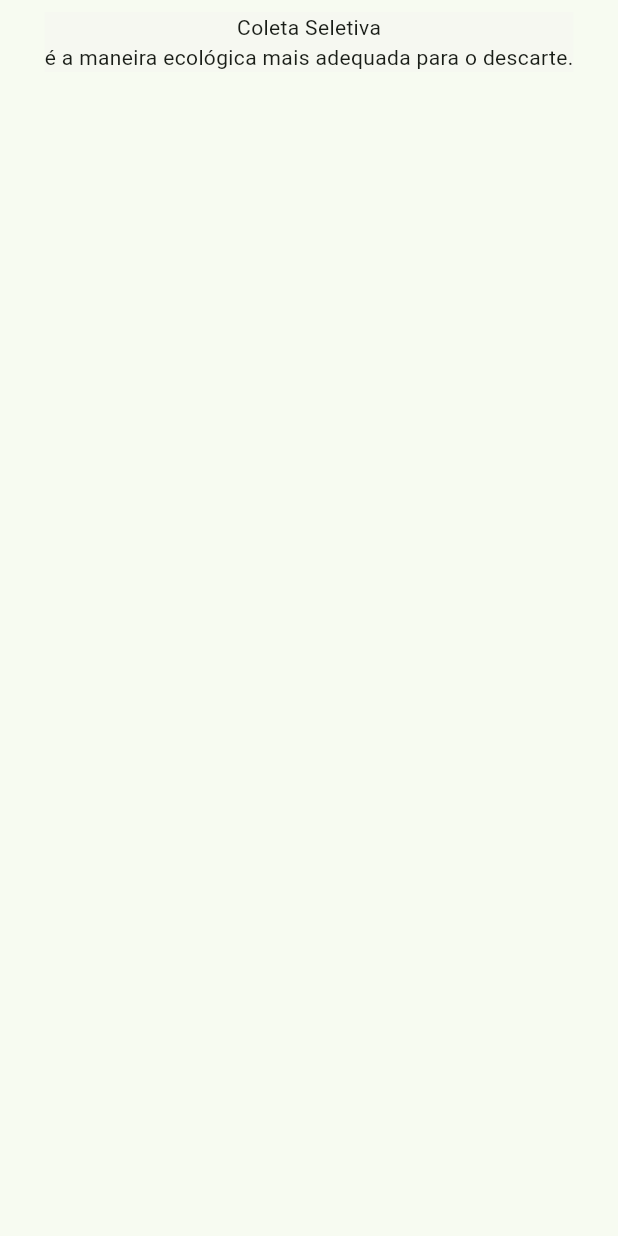
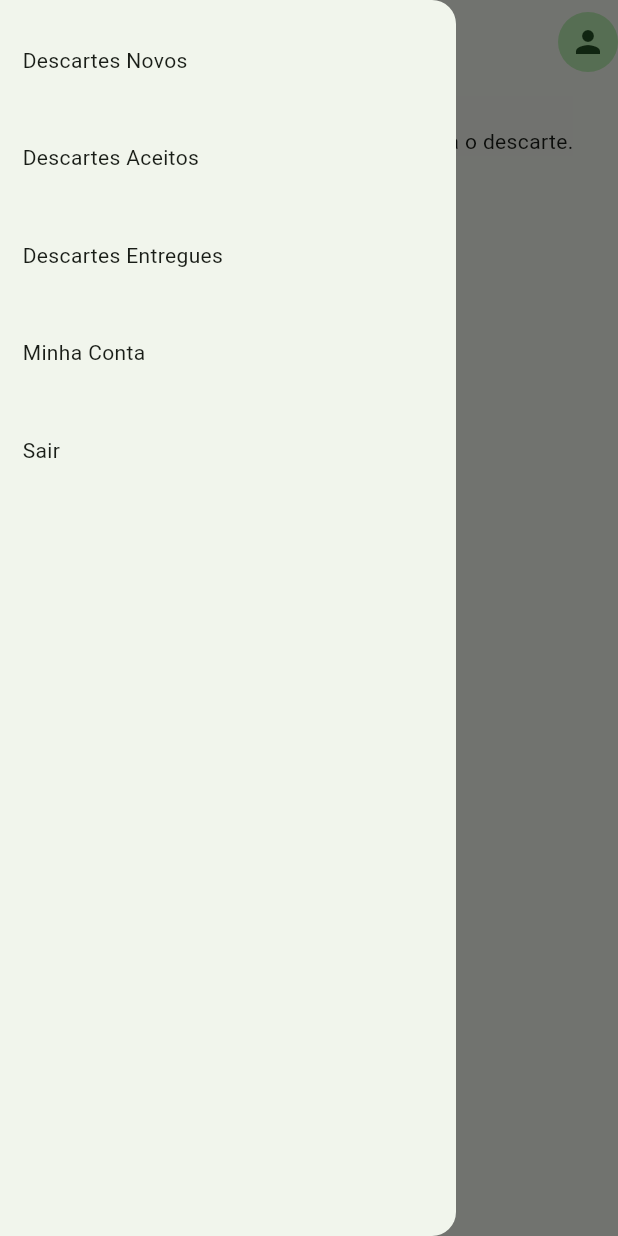
Before and after one commit to giovaneneves7/EcoColeta__MobileApp__, a Flutter app: the CatadorInicialPage screen opened directly, with the side drawer open (before the commit the screen has no drawer), on a phone screen of 412 x 824 dp. Run offline on Flutter 3.47's test engine with Material 2 defaults, Android fonts, the phone set to English and light mode, and no system bars; our stand-ins replace geolocator, get, google_maps_flutter.

Commit message:
Adiciona drawer à tela inicial

```diff
--- a/lib/src/pages/catador/catador_inicial_page.dart
+++ b/lib/src/pages/catador/catador_inicial_page.dart
@@ -1,4 +1,5 @@
 import 'package:flutter/material.dart';
+import 'package:ecocoleta/src/pages/catador/catador_descartes_page.dart';
 
 class CatadorInicialPage extends StatelessWidget {
   const CatadorInicialPage({super.key});
@@ -7,6 +8,106 @@ class CatadorInicialPage extends StatelessWidget {
   Widget build(BuildContext context) {
     return SafeArea(
       child: Scaffold(
+        drawer: Drawer(
+            child: SingleChildScrollView(
+              child: Container(
+                  child: Column( children: [
+                      Container(
+                        padding: const EdgeInsets.only(top: 15.0),
+                        child: InkWell(
+                          child: const Padding(
+                            padding: EdgeInsets.all(15.0),
+                            child: Row(
+                              children: [
+                                Text("Descartes Novos"),
+                              ],
+                            ),
+                          ),
+                          onTap: () {
+                            Navigator.of(context).pushReplacement(
+                                MaterialPageRoute(builder: (context) => CatadorDescartesPage()),
+                            );
+                          }
+                        ),
+                      ),
+                      Container(
+                        padding: const EdgeInsets.only(top: 15.0),
+
+                        child: InkWell(
+                          onTap: () {},
+                          child: const Padding(
+                            padding: EdgeInsets.all(15.0),
+                            child: Row(
+                              children: [
+                                Text("Descartes Aceitos"),
+                              ],
+                            ),
+                          ),
+                        ),
+                      ),
+                    Container(
+                      padding: const EdgeInsets.only(top: 15.0),
+
+                      child: InkWell(
+                        onTap: () {},
+                        child: const Padding(
+                          padding: EdgeInsets.all(15.0),
+                          child: Row(
+                            children: [
+                              Text("Descartes Entregues"),
+                            ],
+                          ),
+                        ),
+                      ),
+                    ),
+                    Container(
+                      padding: const EdgeInsets.only(top: 15.0),
+
+                      child: InkWell(
+                        onTap: () {},
+                        child: const Padding(
+                          padding: EdgeInsets.all(15.0),
+                          child: Row(
+                            children: [
+                              Text("Minha Conta"),
+                            ],
+                          ),
+                        ),
+                      ),
+                    ),
+                    Container(
+                      padding: const EdgeInsets.only(top: 15.0),
+
+                      child: InkWell(
+                        onTap: () {},
+                        child: const Padding(
+                          padding: EdgeInsets.all(15.0),
+                          child: Row(
+                            children: [
+                              Text("Sair"),
+                            ],
+                          ),
+                        ),
+                      ),
+                    ),
+                    ],
+                  )
+              ),
+            )
+        ),
+        appBar: AppBar(
+          actions: const [
+            Row(
+              children: [
+                CircleAvatar(
+                  child: Icon(
+                    Icons.person,
+                  ),
+                ),
+              ],
+            ),
+          ],
+        ),
         body: Center(
           child: Padding(
             padding: const EdgeInsets.all(8.0),
```
